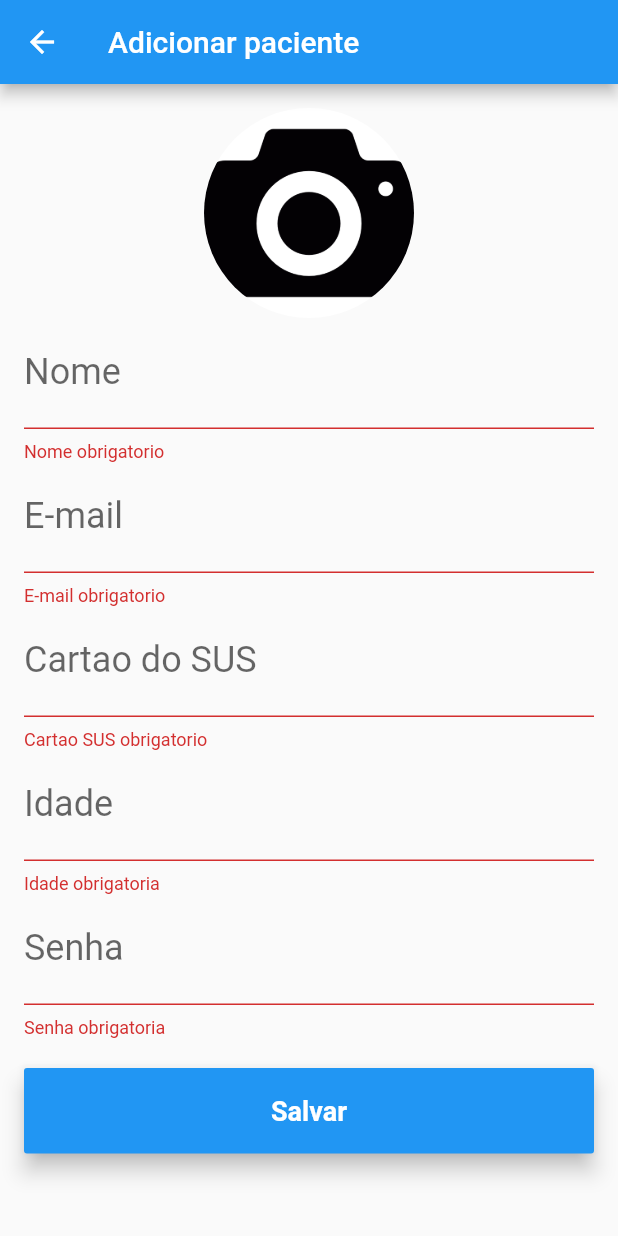
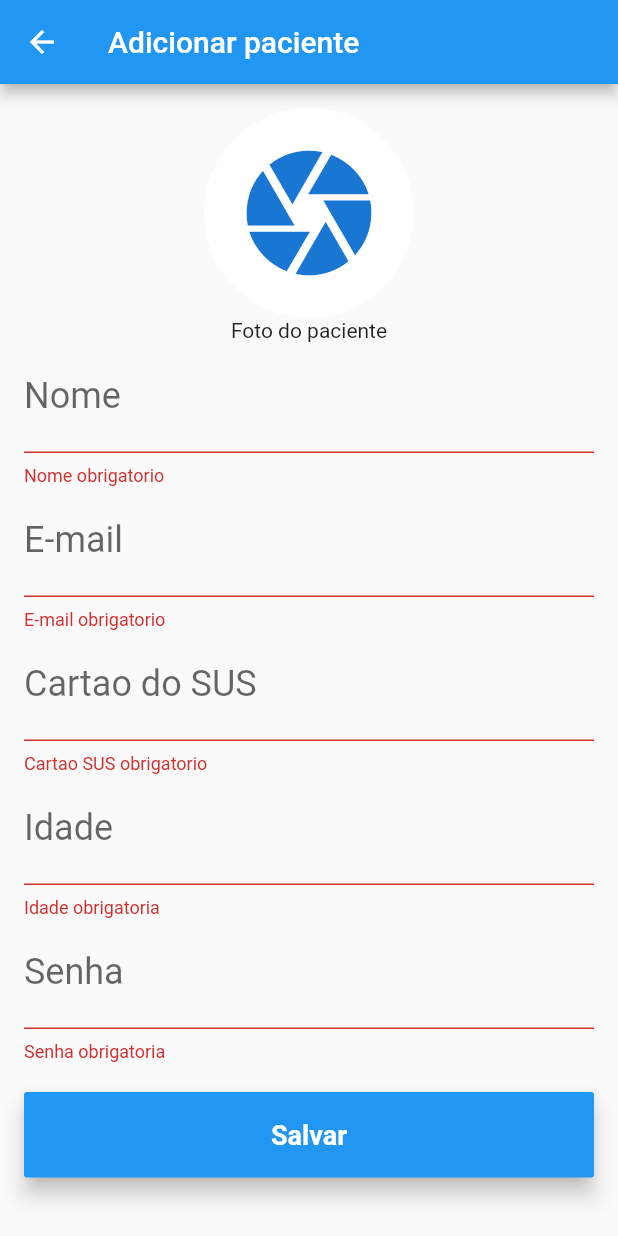
Before and after one commit to williamtrindade/csi-mobile-programming, a Flutter app: the PatientCreate screen opened directly, after a tap on "Salvar", on a phone screen of 412 x 824 dp. Run offline on Flutter 3.47's test engine with Material 2 defaults, Android fonts, the phone set to English and light mode, and no system bars; our stand-ins replace image_cropper, image_picker; missing offline and left inert: random_color.

Commit message:
Create patient done

```diff
--- a/flutter/covidapp/lib/models/patient_model.dart
+++ b/flutter/covidapp/lib/models/patient_model.dart
@@ -5,8 +5,11 @@ class PatientModel {
   String _card;
   int _age;
   String _pass;
+  String _photo;
 
-  PatientModel(this._id, this._name, this._email, this._card, this._age, this._pass);
+  PatientModel(this._id, this._name, this._email, this._card, this._age, this._pass, this._photo);
+
+  String get photo => _photo;
 
   String get pass => _pass;
 
--- a/flutter/covidapp/lib/screens/android/patient/patient_create.dart
+++ b/flutter/covidapp/lib/screens/android/patient/patient_create.dart
@@ -1,9 +1,20 @@
+import 'dart:io';
+
 import 'package:covidapp/database/patient_dao.dart';
 import 'package:covidapp/models/patient_model.dart';
 import 'package:flutter/cupertino.dart';
 import 'package:flutter/material.dart';
+import 'package:image_cropper/image_cropper.dart';
+import 'package:image_picker/image_picker.dart';
 
-class PatientCreate extends StatelessWidget {
+// ignore: must_be_immutable
+class PatientCreate extends StatefulWidget {
+
+  @override
+  _PatientCreateState createState() => _PatientCreateState();
+}
+
+class _PatientCreateState extends State<PatientCreate> {
 
   final TextEditingController _nameTextEditingController = TextEditingController();
   final TextEditingController _emailTextEditingController = TextEditingController();
@@ -110,7 +121,8 @@ class PatientCreate extends StatelessWidget {
                             this._emailTextEditingController.text,
                             this._cardTextEditingController.text,
                             int.tryParse(this._ageTextEditingController.text),
-                            this._passTextEditingController.text
+                            this._passTextEditingController.text,
+                            this._userPhoto
                         );
                         PatientDAO.add(patientModel);
                         Navigator.of(context).pop();
@@ -137,15 +149,26 @@ class PatientCreate extends StatelessWidget {
   }
 
   Widget _avatarPhoto(BuildContext buildContext) {
-    return InkWell(
+    return Column(
+      children: [
+        InkWell(
           onTap: () {
-        takeShotAlertDialog(buildContext);
+            this.takeShotAlertDialog(buildContext);
           },
           child: CircleAvatar(
             backgroundColor: Colors.white,
-        backgroundImage: AssetImage('images/photo.png'),
+            child: ClipOval(
+                child: SizedBox(
+                  width: double.infinity,
+                  height: double.infinity,
+                  child: this._userPhotoWidget(),
+                )
+            ),
             radius: 70,
           ),
+        ),
+        Text('Foto do paciente'),
+      ],
     );
   }
 
@@ -157,15 +180,15 @@ class PatientCreate extends StatelessWidget {
       actions: [
         FlatButton(
           onPressed: () {
+            _getImage(ImageSource.camera);
             Navigator.of(buildContext).pop();
-            debugPrint('usurio escolheu camera');
           },
           child: Text('Camera'),
         ),
         FlatButton(
           onPressed: () {
+            _getImage(ImageSource.gallery);
             Navigator.of(buildContext).pop();
-            debugPrint('usurio escolheu galeria');
           },
           child: Text('Galeria'),
         ),
@@ -179,4 +202,42 @@ class PatientCreate extends StatelessWidget {
       }
     );
   }
+
+  String _userPhoto = '';
+
+  _getImage(ImageSource imageSource) async {
+    final image = await ImagePicker().getImage(source: imageSource);
+
+    if (image != null) {
+      File cropped = await ImageCropper.cropImage(
+        sourcePath: image.path,
+        aspectRatio: CropAspectRatio(ratioY: 1, ratioX: 1),
+        compressQuality: 100,
+        maxWidth: 700,
+        maxHeight: 700,
+        compressFormat: ImageCompressFormat.jpg,
+        androidUiSettings: AndroidUiSettings(
+          toolbarColor: Colors.white,
+          toolbarTitle: 'Cortar imagem',
+          statusBarColor: Colors.blue,
+          backgroundColor: Colors.white,
+        )
+      );
+      setState(() {
+        this._userPhoto = cropped.path;
+      });
     }
+  }
+
+  _userPhotoWidget() {
+    Widget child;
+    if (this._userPhoto == '') {
+      child = Icon(Icons.camera, size: 100,);
+    } else {
+      child = Image.file(
+          File(this._userPhoto)
+      );
+    }
+    return child;
+  }
+}
```
Also changed, not shown: flutter/covidapp/lib/main.dart (+4 -4 lines), flutter/covidapp/lib/screens/android/patient/patient_list.dart (+37 -3 lines), flutter/covidapp/pubspec.yaml (+6 -1 lines), flutter/covidapp/pubspec.lock, 2 other files. Lines whose indentation alone changed are shown as unchanged.
